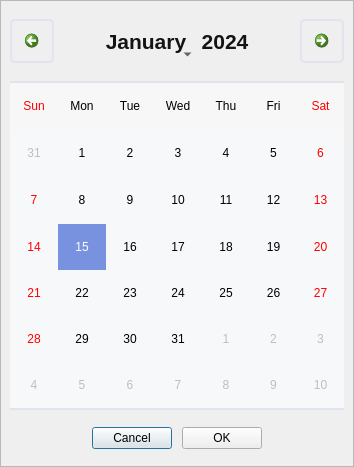
DORSA-co/MSC_Conveyor, file UIFiles/calendar.ui: the form before one commit.
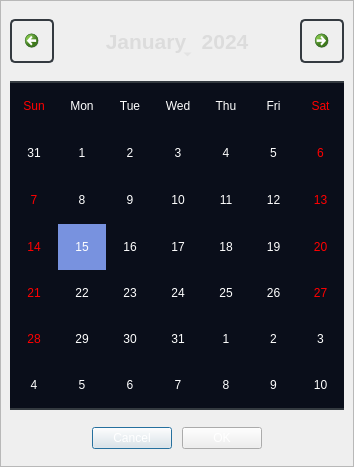
The form after the commit. Icons and pictures are not drawn.

Commit message: edit calendar theme

What changed in the file:
```diff
--- a/UIFiles/calendar.ui
+++ b/UIFiles/calendar.ui
@@ -39,7 +39,8 @@
 
 QWidget
 {
-	font: auto &quot;Roboto&quot;;
+    font: auto &quot;Roboto&quot;;
+    color: white; /* Ensuring text is visible on darker backgrounds */
 }
 
 /***********************QCalendarWidget************************/
@@ -50,36 +51,34 @@
 
 QCalendarWidget QToolButton {
     background-color: transparent;
-    color: rgb(20, 20, 20);
+    color: rgb(220, 220, 220); 
     font-size: 16pt;
-	font-weight: bold;
+    font-weight: bold;
     border: none;
-	min-height: 40px;
-	max-height: 40px;
+    min-height: 40px;
+    max-height: 40px;
 }
 
 QCalendarWidget QToolButton#qt_calendar_prevmonth
 {
-    icon: url(:/icons/icons/prev_gray.png);
-	background-color: transparent;
-	min-height: 40px;
-	max-height: 40px;
-	min-width: 40px;
-	max-width: 40px;
-	border-radius: 5px;
-	border: 2px solid #E0E4EC;
+    background-color: transparent;
+    min-height: 40px;
+    max-height: 40px;
+    min-width: 40px;
+    max-width: 40px;
+    border-radius: 5px;
+    border: 2px solid #343a40; 
 }
 
 QCalendarWidget QToolButton#qt_calendar_nextmonth
 {
-    icon: url(:/icons/icons/next_gray.png);
-	background-color: transparent;
-	min-height: 40px;
-	max-height: 40px;
-	min-width: 40px;
-	max-width: 40px;
-	border-radius: 5px;
-	border: 2px solid #E0E4EC;
+    background-color: transparent;
+    min-height: 40px;
+    max-height: 40px;
+    min-width: 40px;
+    max-width: 40px;
+    border-radius: 5px;
+    border: 2px solid #343a40;
 }
 
 QCalendarWidget QToolButton#qt_calendar_prevmonth:hover,
@@ -96,18 +95,25 @@
 
 QCalendarWidget QWidget#qt_calendar_navigationbar 
 {
-    background-color: transparent;
-	min-height: 80px;
+    background-color: transparent; 
+    min-height: 80px;
 }
 
 QCalendarWidget QTableView 
 {
     outline: none;
-	background-color: #F7F8FA;
+    background-color: rgba(10, 14, 26, 255); 
     selection-background-color: #7892DF;
     selection-color: white;
-	border-top: 2px solid #E0E4EC;
-	border-bottom: 2px solid #E0E4EC;
+	alternate-background-color: transparent;
+    border-top: 2px solid #343a40;
+    border-bottom: 2px solid #343a40;
+}
+
+QCalendarWidget QComboBox QAbstractItemView {
+    background-color: red; /* Background color of the dropdown items */
+    selection-background-color: red; /* Background color of a selected item */
+    selection-color: red; /* Text color of a selected item */
 }
 </string>
      </property>
@@ -307,6 +313,9 @@
                  </item>
                  <item>
                   <widget class="QPushButton" name="cancel_btn">
+                   <property name="enabled">
+                    <bool>true</bool>
+                   </property>
                    <property name="cursor">
                     <cursorShape>PointingHandCursor</cursorShape>
                    </property>
@@ -320,6 +329,9 @@
                  </item>
                  <item>
                   <widget class="QPushButton" name="ok_btn">
+                   <property name="enabled">
+                    <bool>true</bool>
+                   </property>
                    <property name="cursor">
                     <cursorShape>PointingHandCursor</cursorShape>
                    </property>
```
Left out of the diff: 18 changed lines with no effect on the pictures. The commit also changes 4 other files.
